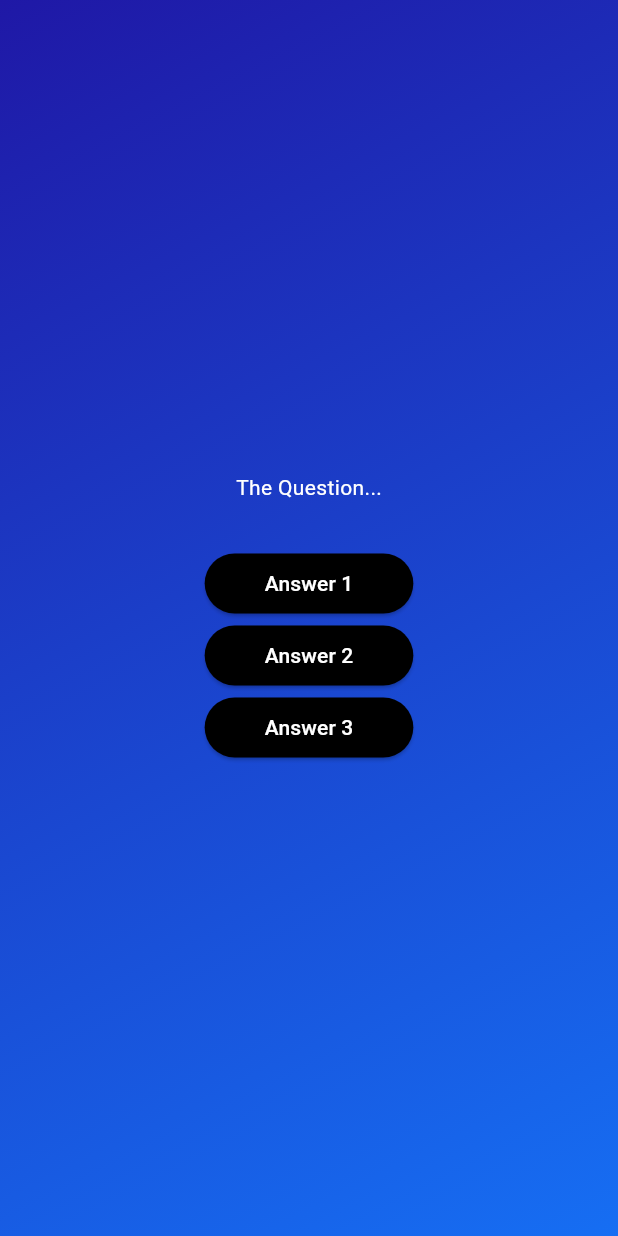
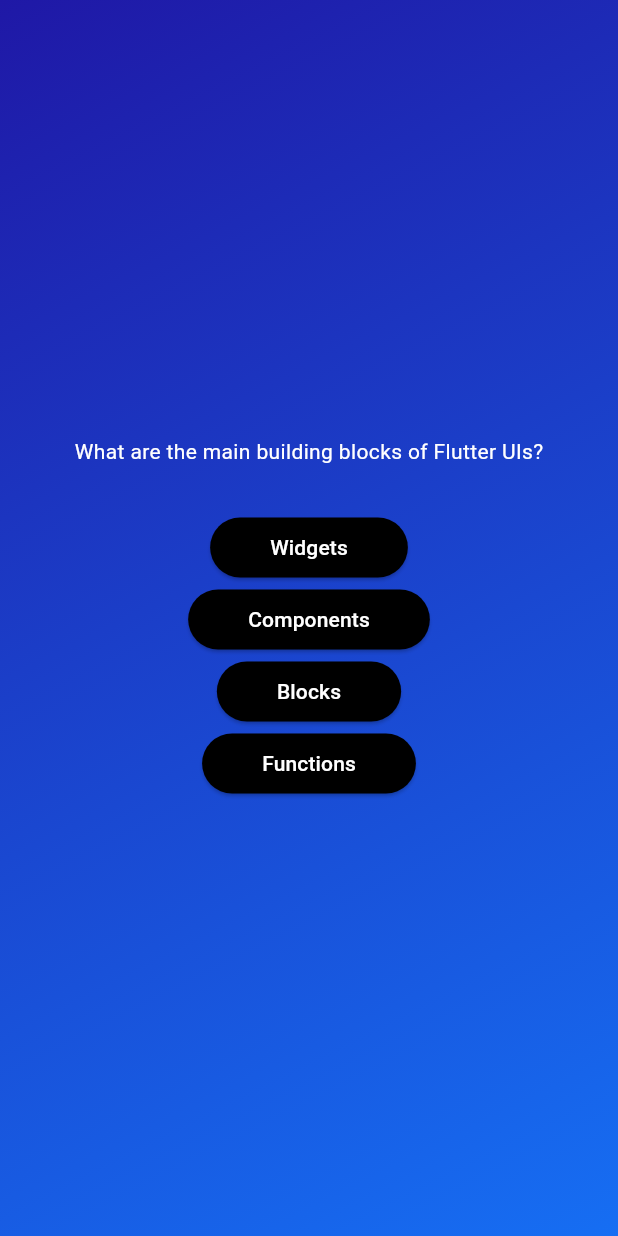
Before and after one commit to fauzanmzlm/quizapp, a Flutter app: the screen it shows after launch, after a tap on "Start Quiz", on a phone screen of 412 x 824 dp. Run offline on Flutter 3.47's test engine with Material 3 defaults, Android fonts, the phone set to English and light mode, and no system bars.

Commit message:
Accessing List Elements & Object Properties

```diff
--- a/lib/questions_screen.dart
+++ b/lib/questions_screen.dart
@@ -1,6 +1,7 @@
 import 'package:flutter/material.dart';
 
 import 'package:adv_basics/answer_button.dart';
+import 'package:adv_basics/data/questions.dart';
 
 class QuestionsScreen extends StatefulWidget {
   const QuestionsScreen({super.key});
@@ -14,29 +15,35 @@ class QuestionsScreen extends StatefulWidget {
 class _QuestionsScreenState extends State<QuestionsScreen> {
   @override
   Widget build(context) {
+    final currentQuestion = questions[0];
+
     return SizedBox(
       width: double.infinity,
       child: Column(
         mainAxisAlignment: MainAxisAlignment.center,
         children: [
-          const Text(
-            'The Question...',
-            style: TextStyle(
+          Text(
+            currentQuestion.text,
+            style: const TextStyle(
               color: Colors.white,
             ),
           ),
           const SizedBox(height: 30),
           AnswerButton(
             onTap: () {},
-            answerText: 'Answer 1',
+            answerText: currentQuestion.answers[0],
           ),
           AnswerButton(
             onTap: () {},
-            answerText: 'Answer 2',
+            answerText: currentQuestion.answers[1],
           ),
           AnswerButton(
             onTap: () {},
-            answerText: 'Answer 3',
+            answerText: currentQuestion.answers[2],
+          ),
+          AnswerButton(
+            onTap: () {},
+            answerText: currentQuestion.answers[3],
           ),
         ],
       ),
```
